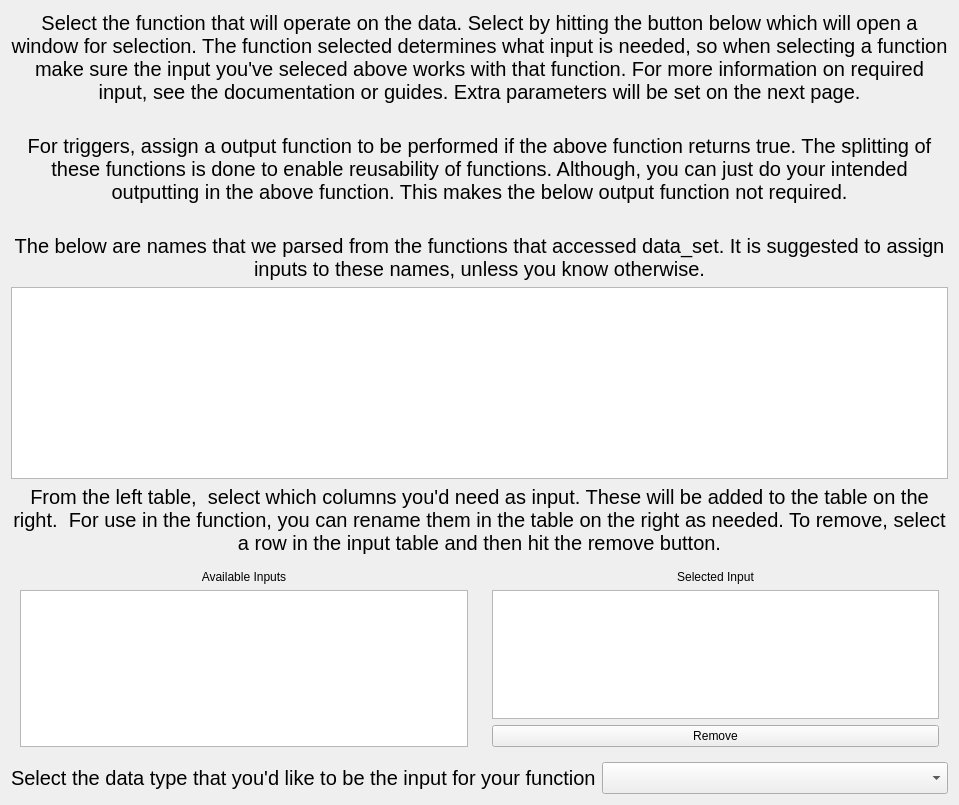
First picture: the form in howdyCoder/ui/qtUiFiles/createFunctionAction.ui, repository rmallow/howdyCoder, before the edit.
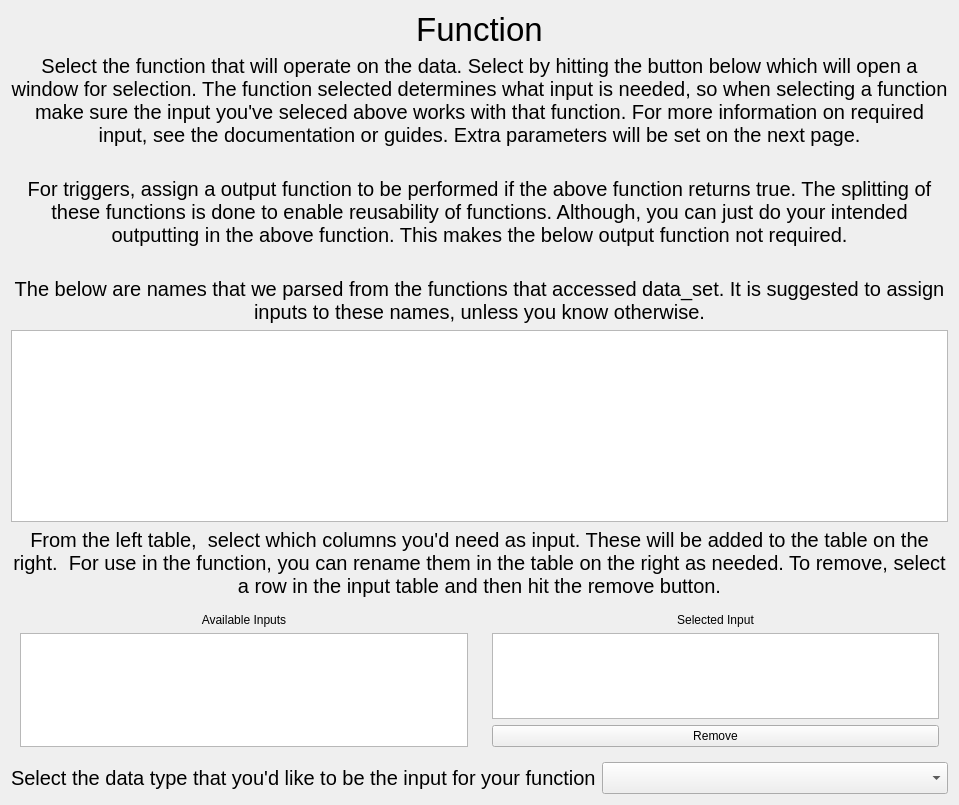
Second picture: the form after the edit.

Commit message: adding new built in action pages

```diff
--- a/howdyCoder/ui/qtUiFiles/createFunctionAction.ui
+++ b/howdyCoder/ui/qtUiFiles/createFunctionAction.ui
@@ -14,6 +14,21 @@
    <string>CreateFunctionAction</string>
   </property>
   <layout class="QVBoxLayout" name="verticalLayout">
+   <item>
+    <widget class="QLabel" name="label_4">
+     <property name="font">
+      <font>
+       <pointsize>25</pointsize>
+      </font>
+     </property>
+     <property name="text">
+      <string>Function</string>
+     </property>
+     <property name="alignment">
+      <set>Qt::AlignCenter</set>
+     </property>
+    </widget>
+   </item>
    <item>
     <widget class="QWidget" name="function_box_widget" native="true">
      <property name="sizePolicy">
```
The commit also changes 16 other files.
